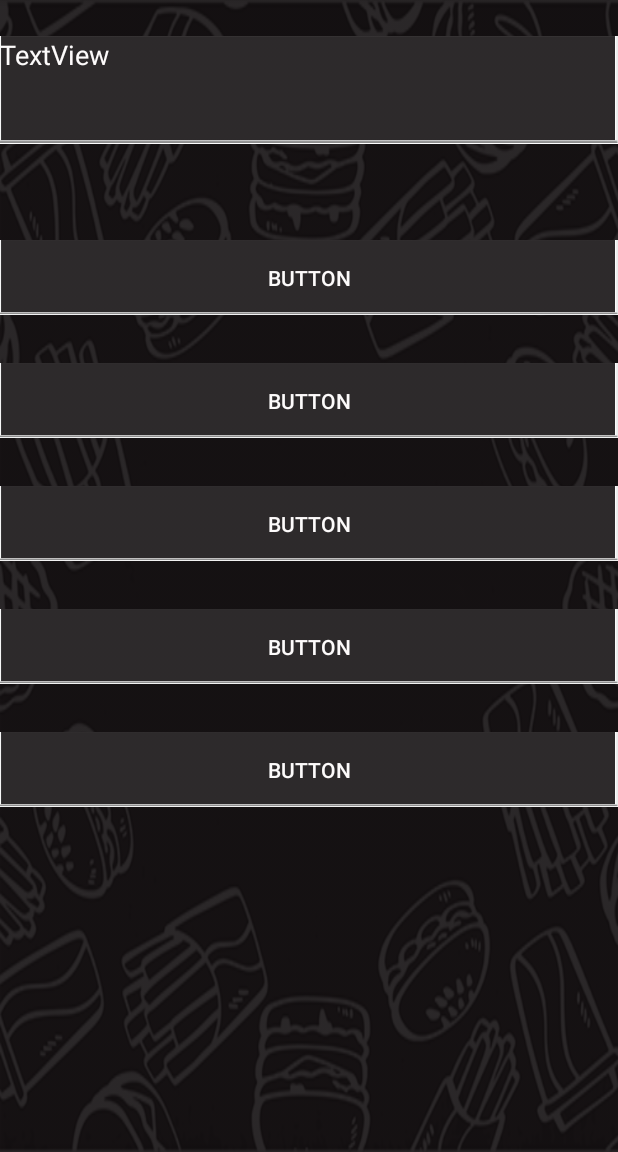
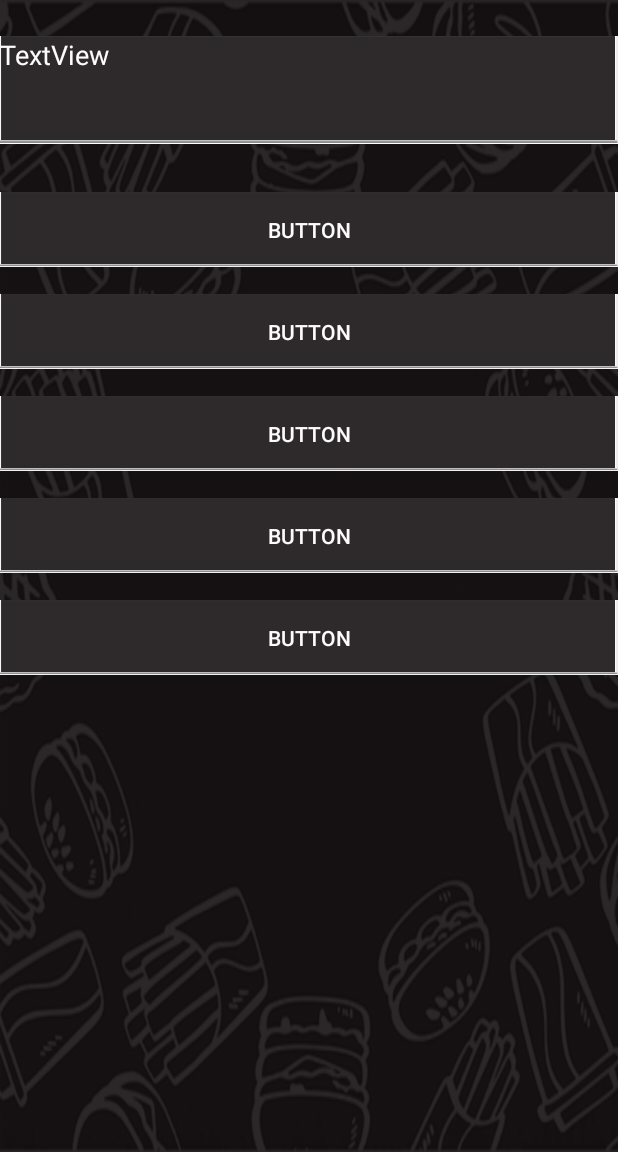
Before and after one commit to n-a-sistemas/Fast_Foodv0-0-0-3, an Android app: the ActivityPerguntas screen opened directly, with no data from a screen before it, on a phone screen of 412 x 824 dp, the part 84-1236 px from its top. Run offline under Robolectric (Android 15) with nearby library versions, the phone set to English and light mode, and no system bars; our stand-ins replace Firebase (no records; nobody signed in at launch, a user with empty details on screens opened directly); 10 statements that could not run were skipped.

Commit message:
Quase Pronto (Ufa)

```diff
--- a/app/src/main/java/com/example/fast_food30/ActivityPerguntas.java
+++ b/app/src/main/java/com/example/fast_food30/ActivityPerguntas.java
@@ -26,8 +26,6 @@ import java.util.ArrayList;
 import java.util.List;
 import java.util.Random;
 
-
-
 public class ActivityPerguntas extends AppCompatActivity {
     private ListView listView;
     private List<Pergunta> perguntas = new ArrayList<Pergunta>();
@@ -35,11 +33,11 @@ public class ActivityPerguntas extends AppCompatActivity {
     private ArrayAdapter<Pergunta> arrayAdapterPergunta ;
     private FirebaseDatabase firebaseDatabase;
     private DatabaseReference databaseReference;
-    private  Button  btn1;
-    private  Button  btn2;
-    private  Button  btn3;
-    private  Button  btn4;
-    private  Button  btn5;
+    private Button btn1;
+    private Button btn2;
+    private Button btn3;
+    private Button btn4;
+    private Button btn5;
     private TextView textViewTitulo;
     private TextView textViewVida;
     private TextView textViewPontos;
@@ -50,9 +48,6 @@ public class ActivityPerguntas extends AppCompatActivity {
     Integer vidaPerdida = -1;
     private String respostaCorretissima;
     private List<Button> botoes = new ArrayList<Button>();
-
-
-
 
     @Override
     protected void onCreate(Bundle savedInstanceState) {
@@ -69,30 +64,28 @@ public class ActivityPerguntas extends AppCompatActivity {
         conectarBanco();
        // leituraBanco();
         lerBanco();
+    }
 
-    }
     private void conectarBanco(){
 
         FirebaseApp.initializeApp(ActivityPerguntas.this);
         firebaseDatabase = FirebaseDatabase.getInstance();
         databaseReference = firebaseDatabase.getReference();
-
     }
-
-
 
     private void lerBanco(){
 
         Random random = new Random();
-            final int valor = random.nextInt(3);
+        final int valor = random.nextInt(7);
         //int valor = 0;
 
             databaseReference.child("Perguntas").child(Integer.toString(valor)).addValueEventListener(new ValueEventListener() {
                 @Override
                 public void onDataChange(@NonNull DataSnapshot dataSnapshot) {
 
+                    Pergunta pergunta = dataSnapshot.child(Integer.toString(valor)).getValue(Pergunta.class);
 
-                        Pergunta pergunta = dataSnapshot.child(Integer.toString(valor)).getValue(Pergunta.class);
+                    pergunta.embaralhar();
 
                     respostaCorretissima = pergunta.getResposta_correta();
                     perguntas.add(pergunta);
@@ -109,12 +102,9 @@ public class ActivityPerguntas extends AppCompatActivity {
                     botoes.add(btn4);
                     botoes.add(btn5);
 
-
-
                     consultaPontos();
                     consultaVida();
                     for (int i = 0; i < 5; i++) {
-
 
                         botoes.get(i).setOnClickListener(new View.OnClickListener() {
                                 @Override
@@ -122,7 +112,6 @@ public class ActivityPerguntas extends AppCompatActivity {
 
                                     Button botao = (Button) view;
                                     String respostaBotao = botao.getText().toString();
-
 
                                     if (respostaCorretissima.equals(respostaBotao)) {
 
@@ -143,24 +132,14 @@ public class ActivityPerguntas extends AppCompatActivity {
                                     }
                                 }
                         });
-
-
                     }
-
-
                 }
-
                 @Override
                 public void onCancelled(@NonNull DatabaseError databaseError) {
 
                 }
             });
-
     }
-
-
-
-
 
     public void consultaVida() {
         databaseReference.child("usuario").addValueEventListener(new ValueEventListener() {
@@ -170,7 +149,6 @@ public class ActivityPerguntas extends AppCompatActivity {
                 sharedPreferences = getSharedPreferences("LOGIN", Context.MODE_PRIVATE);
                 String ID = sharedPreferences.getString("ID", "");
                 vidaAtual = Integer.parseInt(dataSnapshot.child(ID).child("vida").getValue().toString());
-
             }
 
             @Override
@@ -178,7 +156,6 @@ public class ActivityPerguntas extends AppCompatActivity {
 
             }
         });
-
     }
 
     public void consultaPontos(){
@@ -189,7 +166,6 @@ public class ActivityPerguntas extends AppCompatActivity {
                 sharedPreferences = getSharedPreferences("LOGIN",Context.MODE_PRIVATE);
                 String ID = sharedPreferences.getString("ID","");
                 pontoAtual = Integer.parseInt(dataSnapshot.child(ID).child("pontos").getValue().toString());
-
             }
 
             @Override
@@ -199,13 +175,7 @@ public class ActivityPerguntas extends AppCompatActivity {
         });
     }
 
-
-
-
-
-
     @Override
     public void onBackPressed() {
     }
-
 }
--- a/app/src/main/java/com/example/fast_food30/modelo/Cupom.java
+++ b/app/src/main/java/com/example/fast_food30/modelo/Cupom.java
@@ -6,7 +6,6 @@ public class Cupom {
     private String preco;
     private String uuid;
     private String token = "falso";
-
 
     public Cupom(){
 
--- a/app/src/main/java/com/example/fast_food30/modelo/Usuario.java
+++ b/app/src/main/java/com/example/fast_food30/modelo/Usuario.java
@@ -9,7 +9,6 @@ public class Usuario {
     private Integer vida;
     private Integer pontos;
     private List<Cupom> cupons;
-
 
     public Usuario(){
 
--- a/app/src/main/res/layout/activity_perguntas.xml
+++ b/app/src/main/res/layout/activity_perguntas.xml
@@ -22,7 +22,7 @@
         android:id="@+id/btn_1"
         android:layout_width="match_parent"
         android:layout_height="50dp"
-        android:layout_marginTop="64dp"
+        android:layout_marginTop="32dp"
         android:background="@drawable/retangulo4"
         android:text="Button"
         android:textColor="#FDFBFB"
@@ -34,7 +34,7 @@
         android:id="@+id/btn_2"
         android:layout_width="match_parent"
         android:layout_height="50dp"
-        android:layout_marginTop="32dp"
+        android:layout_marginTop="18dp"
         android:background="@drawable/retangulo4"
         android:text="Button"
         android:textColor="#FDFBFB"
@@ -46,7 +46,7 @@
         android:id="@+id/btn_3"
         android:layout_width="match_parent"
         android:layout_height="50dp"
-        android:layout_marginTop="32dp"
+        android:layout_marginTop="18dp"
         android:background="@drawable/retangulo4"
         android:text="Button"
         android:textColor="#FDFBFB"
@@ -58,7 +58,7 @@
         android:id="@+id/btn_4"
         android:layout_width="match_parent"
         android:layout_height="50dp"
-        android:layout_marginTop="32dp"
+        android:layout_marginTop="18dp"
         android:background="@drawable/retangulo4"
         android:text="Button"
         android:textColor="#FDFBFB"
@@ -70,7 +70,7 @@
         android:id="@+id/btn_5"
         android:layout_width="match_parent"
         android:layout_height="50dp"
-        android:layout_marginTop="32dp"
+        android:layout_marginTop="18dp"
         android:background="@drawable/retangulo4"
         android:text="Button"
         android:textColor="#FDFBFB"
--- a/app/src/main/res/layout/layout_list_view.xml
+++ b/app/src/main/res/layout/layout_list_view.xml
@@ -25,7 +25,7 @@
         android:layout_width="wrap_content"
         android:layout_height="wrap_content"
         android:layout_marginStart="16dp"
-        android:layout_marginTop="32dp"
+        android:layout_marginTop="8dp"
         android:text="TextView"
         android:textAllCaps="false"
         android:textColor="#FDFBFB"
```
Also changed, not shown: app/src/main/java/com/example/fast_food30/LoginActivity.java (+0 -9 lines), app/src/main/java/com/example/fast_food30/MainActivity.java (+0 -87 lines), app/src/main/java/com/example/fast_food30/adapter/CupomAdapter.java (+2 -15 lines), app/src/main/java/com/example/fast_food30/adapter/GeraCupomAdapter.java (deleted, +0 -18 lines), app/src/main/java/com/example/fast_food30/modelo/Pergunta.java (+0 -19 lines). Lines whose indentation alone changed are shown as unchanged.
